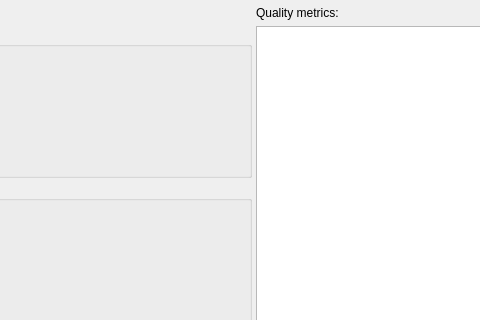
Above: src/GSvar/ProcessedSampleWidget.ui from imgag/ngs-bits before the change; both pictures show x 359 to 839 and y 0 to 320 of the 950 by 800 pixel window. Below: the same form after it.
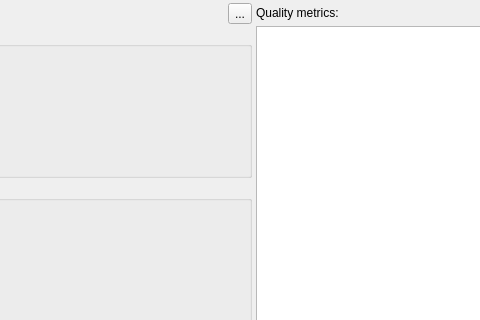
That is the form after the change. Icons and pictures are not drawn. Custom widgets are drawn as their Qt base class.

Commit message: GSvar: added update buttons for processed sample widget and sequencing run widget.

Patch:
```diff
--- a/src/GSvar/ProcessedSampleWidget.ui
+++ b/src/GSvar/ProcessedSampleWidget.ui
@@ -129,6 +129,20 @@
            </property>
           </spacer>
          </item>
+         <item>
+          <widget class="QToolButton" name="update_btn">
+           <property name="toolTip">
+            <string>&lt;html&gt;&lt;head/&gt;&lt;body&gt;&lt;p&gt;Update displayed data.&lt;/p&gt;&lt;/body&gt;&lt;/html&gt;</string>
+           </property>
+           <property name="text">
+            <string>...</string>
+           </property>
+           <property name="icon">
+            <iconset resource="GSvar.qrc">
+             <normaloff>:/Icons/Refresh.png</normaloff>:/Icons/Refresh.png</iconset>
+           </property>
+          </widget>
+         </item>
         </layout>
        </item>
        <item>
```
The commit also changes 3 other files.
